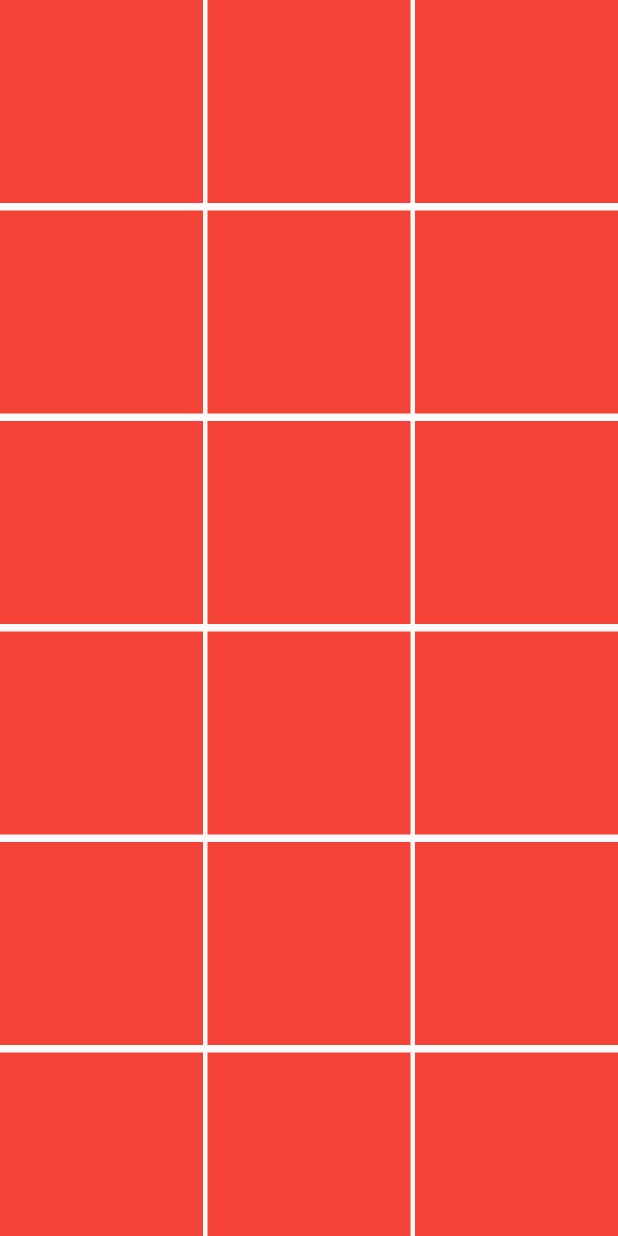
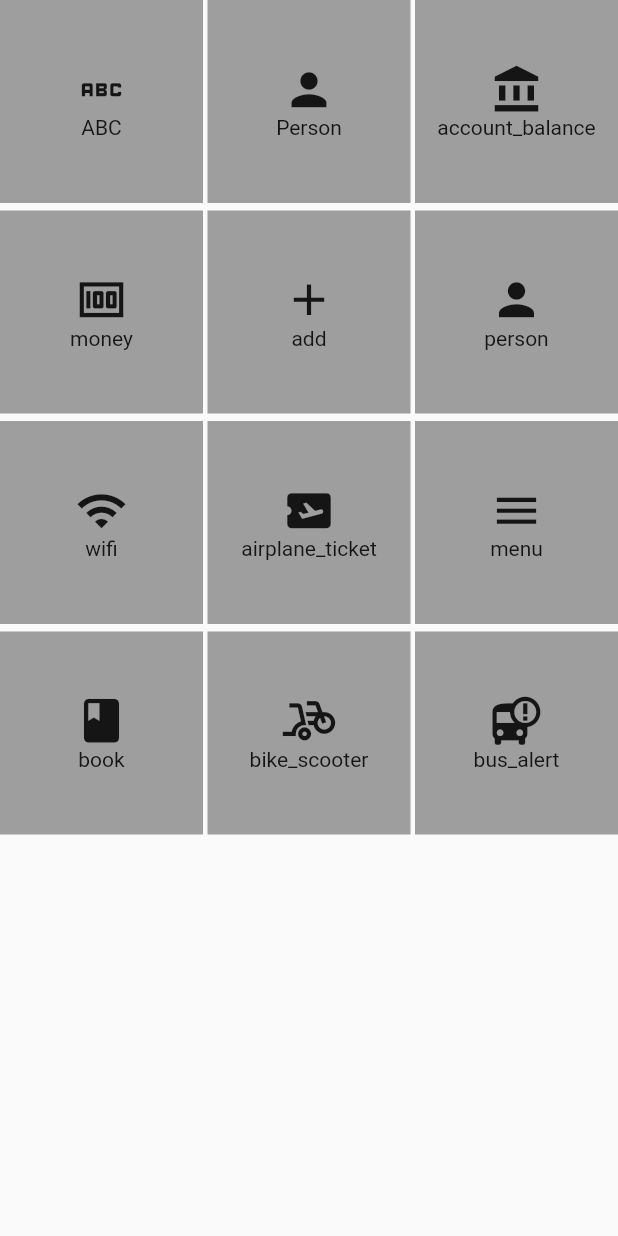
Before and after one commit to veerbhayani/first_application, a Flutter app: the screen it shows after launch, on a phone screen of 412 x 824 dp. Run offline on Flutter 3.47's test engine with Material 2 defaults, Android fonts, the phone set to English and light mode, and no system bars.

Commit message:
first_commit

```diff
--- /dev/null
+++ b/lib/list_of_map_demo/grid_view.builder_demo.dart
@@ -0,0 +1,44 @@
+import 'package:first_application/list_of_map_demo/raw_data.dart';
+import 'package:flutter/material.dart';
+
+class GridViewBuilderDemo extends StatelessWidget {
+  const GridViewBuilderDemo({super.key});
+
+  @override
+  Widget build(BuildContext context) {
+    return Scaffold(
+      body: Column(
+        children: [
+          Expanded(
+            child: GridView.builder(
+              // same as above property R & D
+              gridDelegate: const SliverGridDelegateWithFixedCrossAxisCount(
+                crossAxisCount: 3,
+                mainAxisSpacing: 5,
+                crossAxisSpacing: 3,
+                // childAspectRatio: , R & D
+              ),
+              itemCount: gridData.length,
+              itemBuilder: (context, index) => Container(
+                alignment: Alignment.center,
+                color: Colors.grey,
+                child: Column(
+                  mainAxisAlignment: MainAxisAlignment.center,
+                  children: [
+                    Icon(
+                      gridData[index]['icon'],
+                      size: 35,
+                    ),
+                    Text(
+                      gridData[index]['name'],
+                    ),
+                  ],
+                ),
+              ),
+            ),
+          ),
+        ],
+      ),
+    );
+  }
+}
--- a/lib/list_of_map_demo/raw_data.dart
+++ b/lib/list_of_map_demo/raw_data.dart
@@ -2,6 +2,7 @@
 
 import 'package:first_application/list_of_map_demo/user.model.dart';
 import 'package:first_application/list_of_map_demo/whatsapp.model.dart';
+import 'package:flutter/material.dart';
 
 final List<Map<String, dynamic>> whatsappDetails = [
   {
@@ -334,3 +335,69 @@ final List<Map<String, dynamic>> userDetails = [
 ];
 
 List<User> userData = [];
+
+// ************** List of myFriends  ************** //
+final List<String> myFriends = [
+  'ansh',
+  'mintan',
+  'vishal',
+  'savan',
+  'yash',
+  'hardik',
+  'vivek',
+  'vimal',
+  'sahil',
+  'axay'
+];
+
+//**************** List of map of gridData ********************* //
+List<Map<String, dynamic>> gridData = [
+  {
+    'icon': Icons.abc,
+    'name': 'ABC',
+  },
+  {
+    'icon': Icons.person,
+    'name': 'Person',
+  },
+  {
+    'icon': Icons.account_balance,
+    'name': 'account_balance',
+  },
+  {
+    'icon': Icons.money,
+    'name': 'money',
+  },
+  {
+    'icon': Icons.add,
+    'name': 'add',
+  },
+  {
+    'icon': Icons.person,
+    'name': 'person',
+  },
+  {
+    'icon': Icons.wifi,
+    'name': 'wifi',
+  },
+  {
+    'icon': Icons.airplane_ticket,
+    'name': 'airplane_ticket',
+  },
+  {
+    'icon': Icons.menu,
+    'name': 'menu',
+  },
+  {
+    'icon': Icons.book,
+    'name': 'book',
+  },
+  {
+    'icon': Icons.bike_scooter,
+    'name': 'bike_scooter',
+  },
+  {
+    'icon': Icons.bus_alert,
+    'name': 'bus_alert',
+  },
+];
--- a/lib/main.dart
+++ b/lib/main.dart
@@ -1,6 +1,5 @@
+import 'package:first_application/list_of_map_demo/grid_view.builder_demo.dart';
 import 'package:flutter/material.dart';
-
-import 'list_of_map_demo/grid_view_count_demo.dart';
 
 void main() {
   runApp(
@@ -16,7 +15,7 @@ class MyApp extends StatelessWidget {
     return MaterialApp(
       theme: ThemeData(useMaterial3: false),
       debugShowCheckedModeBanner: false,
-      home: const GridViewCountDemo(),
+      home: const GridViewBuilderDemo(),
     );
   }
 }
```
Also changed, not shown: lib/list_of_map_demo/grid_view_count_demo.dart (+19 -4 lines).
